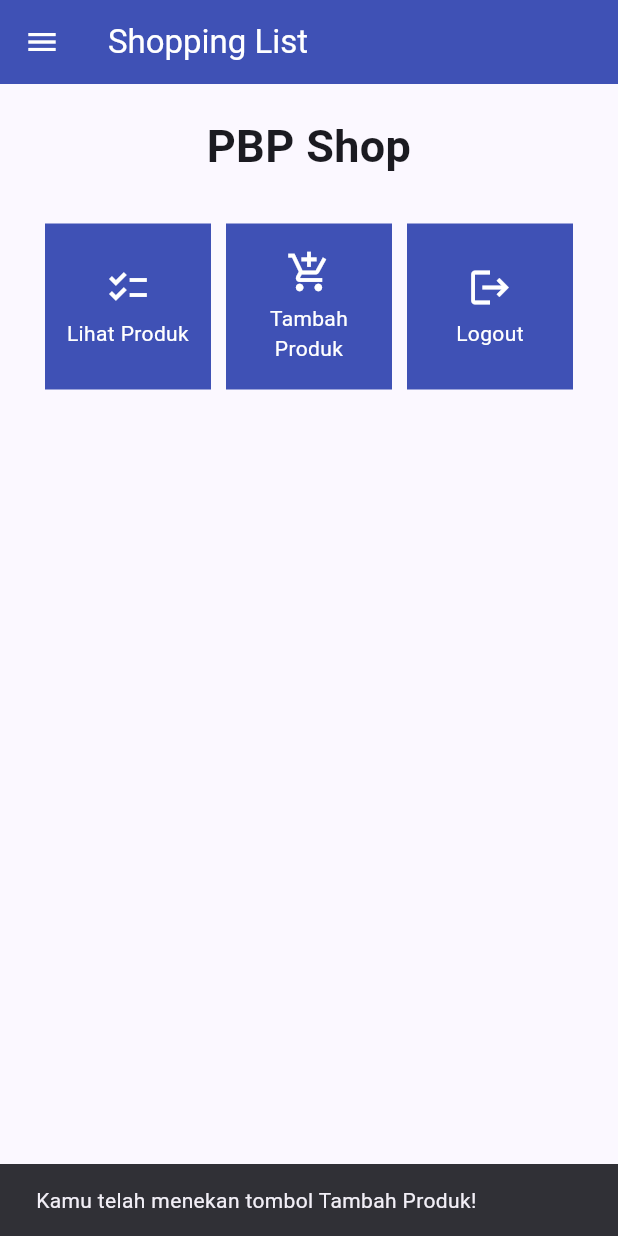
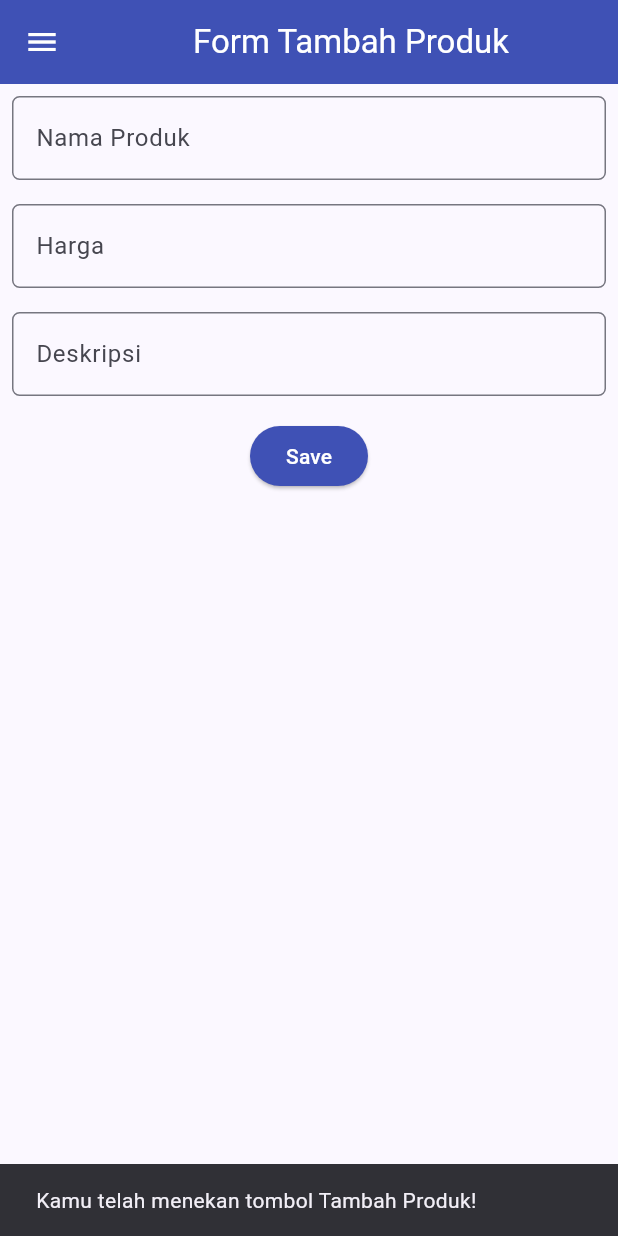
Before and after one commit to andhikapraa/shopping-list-mobile, a Flutter app: the LeftDrawer widget shown alone on an empty page, opened directly, after a tap on "Halaman Utama", after a tap on "Tambah Produk", on a phone screen of 412 x 824 dp. Run offline on Flutter 3.47's test engine with Material 2 defaults, Android fonts, the phone set to English and light mode, and no system bars.

Commit message:
Update left drawer import and add navigation to ShopFormPage

```diff
--- a/lib/menu.dart
+++ b/lib/menu.dart
@@ -1,5 +1,6 @@
 import 'package:flutter/material.dart';
 import 'package:shopping_list/widgets/left_drawer.dart';
+import 'package:shopping_list/shoplist_form.dart';
 
 class ShopItem {
   final String name;
@@ -86,6 +87,16 @@ class ShopCard extends StatelessWidget {
             ..hideCurrentSnackBar()
             ..showSnackBar(SnackBar(
                 content: Text("Kamu telah menekan tombol ${item.name}!")));
+
+          // Navigate ke route yang sesuai (tergantung jenis tombol)
+          if (item.name == "Tambah Produk") {
+            Navigator.push(
+              context,
+              MaterialPageRoute(
+                builder: (context) => const ShopFormPage(),
+              ),
+            );
+          }
         },
         child: Container(
           // Container untuk menyimpan Icon dan Text
--- /dev/null
+++ b/lib/shoplist_form.dart
@@ -0,0 +1,160 @@
+import 'package:flutter/material.dart';
+import 'package:shopping_list/widgets/left_drawer.dart';
+
+class ShopFormPage extends StatefulWidget {
+  const ShopFormPage({super.key});
+
+  @override
+  State<ShopFormPage> createState() => _ShopFormPageState();
+}
+
+class _ShopFormPageState extends State<ShopFormPage> {
+  final _formKey = GlobalKey<FormState>();
+  String _name = '';
+  int _price = 0;
+  String _description = '';
+
+  @override
+  Widget build(BuildContext context) {
+    return Scaffold(
+      appBar: AppBar(
+        title: const Center(
+          child: Text(
+            'Form Tambah Produk',
+          ),
+        ),
+        backgroundColor: Colors.indigo,
+        foregroundColor: Colors.white,
+      ),
+      drawer: const LeftDrawer(),
+      body: Form(
+        key: _formKey,
+        child: SingleChildScrollView(
+          child: Column(
+            crossAxisAlignment: CrossAxisAlignment.start,
+            children: [
+              Padding(
+                padding: const EdgeInsets.all(8.0),
+                child: TextFormField(
+                  decoration: InputDecoration(
+                    hintText: "Nama Produk",
+                    labelText: "Nama Produk",
+                    border: OutlineInputBorder(
+                      borderRadius: BorderRadius.circular(5.0),
+                    ),
+                  ),
+                  onChanged: (String? value) {
+                    setState(() {
+                      _name = value!;
+                    });
+                  },
+                  validator: (String? value) {
+                    if (value == null || value.isEmpty) {
+                      return "Nama tidak boleh kosong!";
+                    }
+                    return null;
+                  },
+                ),
+              ),
+              Padding(
+                padding: const EdgeInsets.all(8.0),
+                child: TextFormField(
+                  decoration: InputDecoration(
+                    hintText: "Harga",
+                    labelText: "Harga",
+                    border: OutlineInputBorder(
+                      borderRadius: BorderRadius.circular(5.0),
+                    ),
+                  ),
+                  onChanged: (String? value) {
+                    setState(() {
+                      _price = int.parse(value!);
+                    });
+                  },
+                  validator: (String? value) {
+                    if (value == null || value.isEmpty) {
+                      return "Harga tidak boleh kosong!";
+                    }
+                    if (int.tryParse(value) == null) {
+                      return "Harga harus berupa angka!";
+                    }
+                    return null;
+                  },
+                ),
+              ),
+              Padding(
+                padding: const EdgeInsets.all(8.0),
+                child: TextFormField(
+                  decoration: InputDecoration(
+                    hintText: "Deskripsi",
+                    labelText: "Deskripsi",
+                    border: OutlineInputBorder(
+                      borderRadius: BorderRadius.circular(5.0),
+                    ),
+                  ),
+                  onChanged: (String? value) {
+                    setState(() {
+                      _description = value!;
+                    });
+                  },
+                  validator: (String? value) {
+                    if (value == null || value.isEmpty) {
+                      return "Deskripsi tidak boleh kosong!";
+                    }
+                    return null;
+                  },
+                ),
+              ),
+              Align(
+                alignment: Alignment.bottomCenter,
+                child: Padding(
+                  padding: const EdgeInsets.all(8.0),
+                  child: ElevatedButton(
+                    style: ButtonStyle(
+                      backgroundColor: MaterialStateProperty.all(Colors.indigo),
+                    ),
+                    onPressed: () {
+                      if (_formKey.currentState!.validate()) {
+                        showDialog(
+                          context: context,
+                          builder: (context) {
+                            return AlertDialog(
+                              title: const Text('Produk berhasil tersimpan'),
+                              content: SingleChildScrollView(
+                                child: Column(
+                                  crossAxisAlignment: CrossAxisAlignment.start,
+                                  children: [
+                                    Text('Nama: $_name'),
+                                    Text('Harga: $_price'),
+                                    Text('Deskripsi: $_description'),
+                                  ],
+                                ),
+                              ),
+                              actions: [
+                                TextButton(
+                                  child: const Text('OK'),
+                                  onPressed: () {
+                                    Navigator.pop(context);
+                                  },
+                                ),
+                              ],
+                            );
+                          },
+                        );
+                        _formKey.currentState!.reset();
+                      }
+                    },
+                    child: const Text(
+                      "Save",
+                      style: TextStyle(color: Colors.white),
+                    ),
+                  ),
+                ),
+              ),
+            ],
+          ),
+        ),
+      ),
+    );
+  }
+}
```
Also changed, not shown: lib/widgets/left_drawer.dart (+7 -7 lines), lib/main.dart (line endings or trailing spaces). Lines whose indentation alone changed are shown as unchanged.
